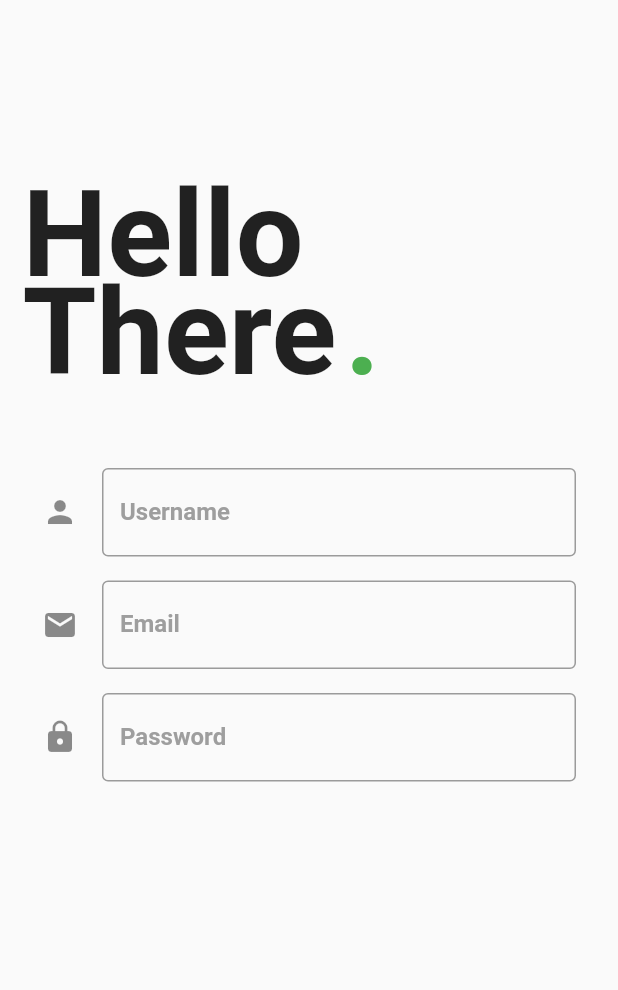
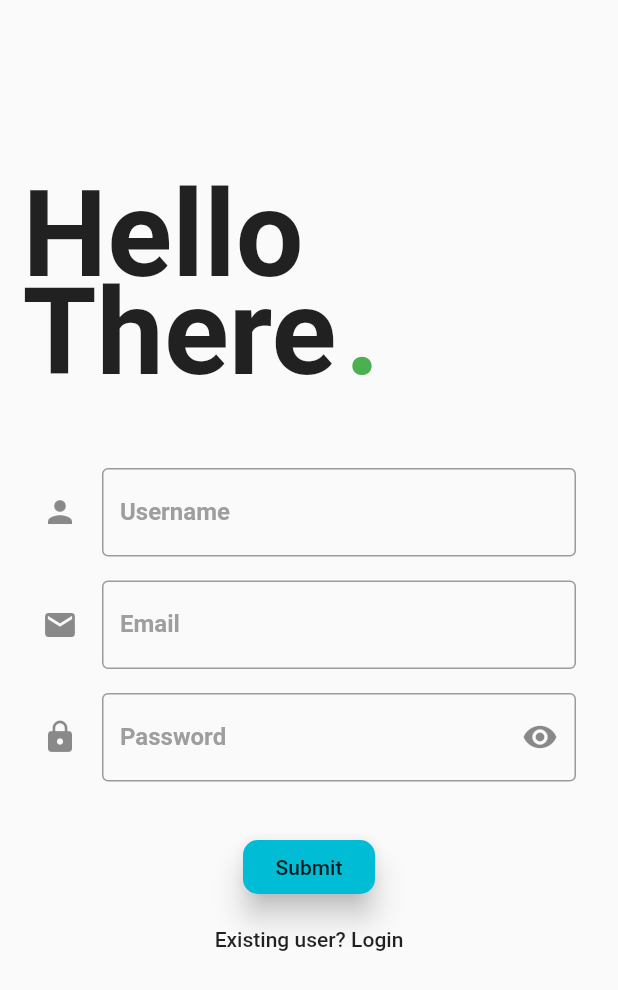
Before and after one commit to chattertechno/kromapp, a Flutter app: the screen it shows after launch, on a phone screen of 412 x 824 dp. Shown: the top 990 px of the screen. Run offline on Flutter 3.47's test engine with Material 2 defaults, Android fonts, the phone set to English and light mode, and no system bars; Roboto replaces fonts that are missing (Montserrat).

Commit message:
registry done

```diff
--- a/lib/screens/loginpage.dart
+++ b/lib/screens/loginpage.dart
@@ -6,6 +6,20 @@ class LoginPage extends StatefulWidget {
 }
 
 class _LoginPageState extends State<LoginPage> {
+  final _formkey = GlobalKey<FormState>();
+
+  String _username, _email, _password;
+
+   bool _obscureText = true;
+
+  void _submit() {
+    final form = _formkey.currentState;
+
+    if (form.validate()) {
+      form.save();
+      print('username: $_username, Email: $_email, Password: $_password');
+    }
+}
   @override
   Widget build(BuildContext context) {
     return Scaffold(
@@ -47,11 +61,14 @@ class _LoginPageState extends State<LoginPage> {
           Container(
             padding: EdgeInsets.only(top: 35.0, left: 20.0, right: 20.0),
             child: Form(
+              key: _formkey,
               child: Column(
                 children: <Widget>[
                   Padding(
                     padding: const EdgeInsets.all(8.0),
                     child: TextFormField(
+                      onSaved: (val) => _username = val,
+                      validator: (val) => val.length < 6 ? 'Username too short' : null,
                         decoration: InputDecoration(
                           border: OutlineInputBorder(),
                             icon: Icon(Icons.person),
@@ -61,12 +78,15 @@ class _LoginPageState extends State<LoginPage> {
                                 fontWeight: FontWeight.bold,
                                 color: Colors.grey
                         ),
+                        focusedBorder: UnderlineInputBorder(borderSide: BorderSide(color: Colors.green)),
                       ),
                     ),
                   ),
                   Padding(
                     padding: const EdgeInsets.all(8.0),
                     child: TextFormField(
+                      onSaved: (val) => _email = val,
+                      validator: (val) => !val.contains('@') ? 'Invalid email' : null,
                         decoration: InputDecoration(
                           border: OutlineInputBorder(),
                             icon: Icon(Icons.email),
@@ -76,14 +96,25 @@ class _LoginPageState extends State<LoginPage> {
                                 fontWeight: FontWeight.bold,
                                 color: Colors.grey
                         ),
+                        focusedBorder: UnderlineInputBorder(borderSide: BorderSide(color: Colors.green))
                       ),
                     ),
                   ),
-
                   Padding(
                     padding: const EdgeInsets.all(8.0),
                     child: TextFormField(
+                      onSaved: (val) => _password = val,
+                      validator: (val) => val.length < 6 ? 'Password too short' : null,
+                      obscureText: _obscureText,
                         decoration: InputDecoration(
+                          suffixIcon: GestureDetector(
+                            onTap: () {
+                              setState(() => _obscureText = !_obscureText);
+                            },
+                            child: Icon(
+                              _obscureText ? Icons.visibility : Icons.visibility_off
+                              ),
+                          ),
                           border: OutlineInputBorder(),
                             icon: Icon(Icons.lock),
                             labelText: 'Password',
@@ -92,10 +123,47 @@ class _LoginPageState extends State<LoginPage> {
                                 fontWeight: FontWeight.bold,
                                 color: Colors.grey
                         ),
+                        focusedBorder: UnderlineInputBorder(
+                          borderSide: BorderSide(color: Colors.green),
+                        )
                       ),
                     ),
                   ),
-                ],
+                SizedBox(height: 5.0,),
+                Padding(
+                  padding: EdgeInsets.only(top: 20.0),
+                  child: Column(children: <Widget>[
+                    RaisedButton(
+                      child: Text('Submit'),
+                      elevation: 8.0,
+                      shape: RoundedRectangleBorder(
+                        borderRadius: BorderRadius.all(Radius.circular(10.0)),
+                      ),
+                      color: Colors.cyan,
+                      onPressed: _submit,
+                    ),
+                    FlatButton(
+                      child: Text('Existing user? Login'),
+                      onPressed: () => print('user'),
+                    )
+                  ],),
+                ),
+
+                // Container(
+                //   alignment: Alignment(1.0, 0.0),
+                //   padding: EdgeInsets.only(top: 15.0, left: 20.0),
+                //   child: InkWell(
+                //     onTap: () => print('fuckoff'),
+                //     child: Text('Forget Password',
+                //     style: TextStyle(color: Colors.green,
+                //     fontWeight: FontWeight.bold,
+                //     fontFamily: 'MontSerrat',
+                //     decoration: TextDecoration.underline
+                //      ),
+                //     ),
+                //   ),
+                //  )
+               ],
               ),
             ),
           )
```
Also changed, not shown: 1 other file.
